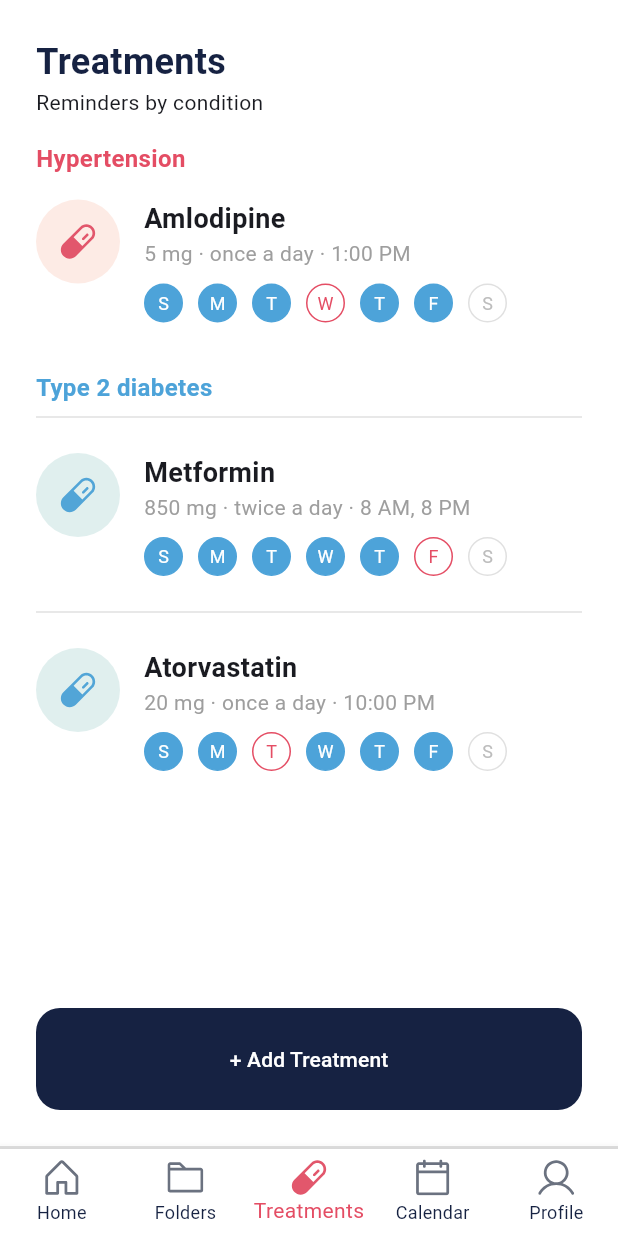
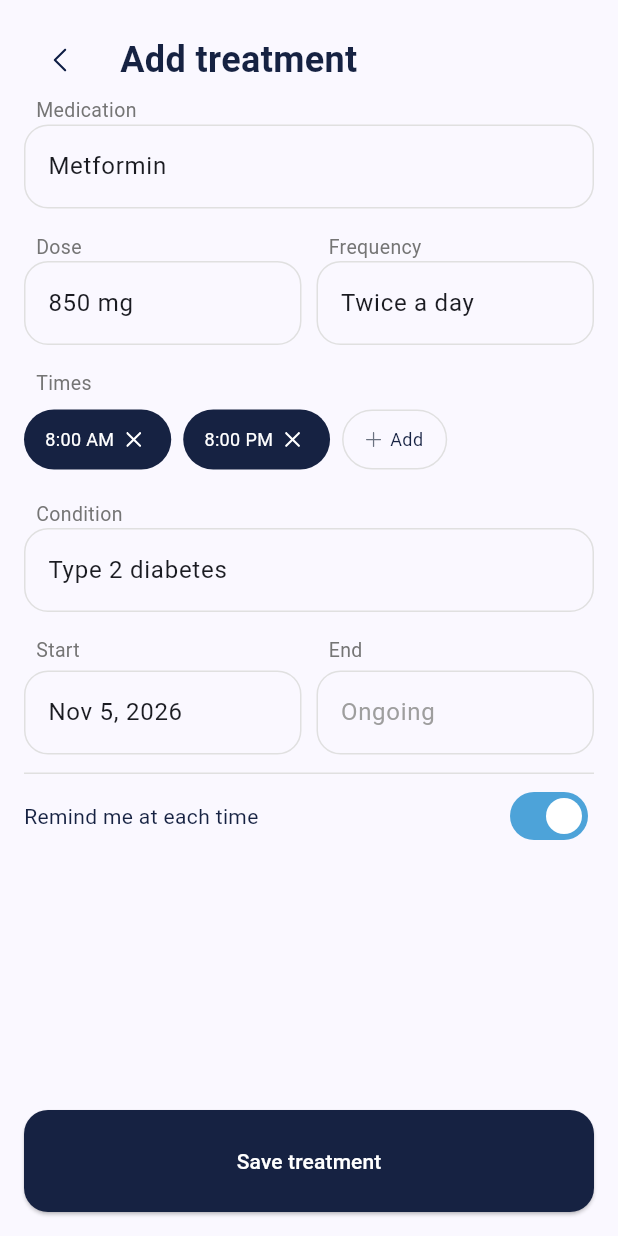
Before and after one commit to SpeedCode210/Heloderma, a Flutter app: the screen it shows after launch, item 3 of the bottom bar chosen, after a tap on "+ Add Treatment", on a phone screen of 412 x 824 dp. Run offline on Flutter 3.47's test engine with Material 3 defaults, Android fonts, the phone set to English and light mode, and no system bars; our stand-ins replace dotted_border, flutter_svg.

Commit message:
add addapointment and addtreatment

```diff
--- /dev/null
+++ b/lib/screens/addTreatment.dart
@@ -0,0 +1,363 @@
+
+import 'package:flutter/material.dart';
+import 'package:heloderma/colors.dart' as HelodermaColors;
+import 'package:heloderma/styles.dart' as Styles;
+import 'package:heloderma/widgets/textfield.dart';
+import '../icons.dart';
+
+class AddTreatmentScreen extends StatefulWidget {
+  const AddTreatmentScreen({super.key});
+
+  @override
+  State<AddTreatmentScreen> createState() => _AddTreatmentState();
+}
+
+class _AddTreatmentState extends State<AddTreatmentScreen> {
+  final TextEditingController _medicationController = TextEditingController(text: 'Metformin');
+  final TextEditingController _doseController =TextEditingController(text: '850 mg');
+  final TextEditingController _frequencyController = TextEditingController(text: 'Twice a day');
+  final TextEditingController _conditionController = TextEditingController(text: 'Type 2 diabetes');
+
+  DateTime _startDate = DateTime(2026, 11, 5);
+  DateTime? _endDate;
+
+  final List<String> _times = ['8:00 AM', '8:00 PM'];
+  bool _remind = true;
+  String _formatDate(DateTime date) {
+    const months = [
+      'Jan', 'Feb', 'Mar', 'Apr', 'May', 'Jun',
+      'Jul', 'Aug', 'Sep', 'Oct', 'Nov', 'Dec',
+    ];
+
+    return '${months[date.month - 1]} ${date.day}, ${date.year}';
+  }
+
+  String _formatTime(TimeOfDay time) {
+    final hour = time.hourOfPeriod == 0 ? 12 : time.hourOfPeriod;
+    final minute = time.minute.toString().padLeft(2, '0');
+    final period = time.period == DayPeriod.am ? 'AM' : 'PM';
+    return '$hour:$minute $period';
+  }
+
+  Future<void> _pickDate({required bool isStart}) async {
+    final initialDate = isStart ? _startDate : (_endDate ?? DateTime.now());
+    final date = await showDatePicker(
+      context: context,
+      initialDate: initialDate,
+      firstDate: DateTime(2020),
+      lastDate: DateTime(2100),
+    );
+    if (date != null) {
+      setState(() {
+        if (isStart) {
+          _startDate = date;
+        } else {
+          _endDate = date;
+        }
+      });
+    }
+  }
+
+  Future<void> _addTime() async {
+    final time = await showTimePicker(
+      context: context,
+      initialTime: TimeOfDay.now(),
+    );
+    if (time != null) {
+      final formattedTime = _formatTime(time);
+      if (!_times.contains(formattedTime)) {
+        setState(() {
+          _times.add(formattedTime);
+        });
+      }
+    }
+  }
+
+  Widget _timeChip(String label) {
+    return Container(
+      height: 40,
+      padding: const EdgeInsets.only(left: 14, right: 20),
+      decoration: BoxDecoration(
+        color: HelodermaColors.darkBlue,
+        borderRadius: BorderRadius.circular(20),
+      ),
+      child: Row(
+        mainAxisSize: MainAxisSize.min,
+        children: [
+          Text(
+            label,
+            style: const TextStyle(
+              color: Colors.white,
+              fontSize: 12,
+            ),
+          ),
+          const SizedBox(width: 8),
+          GestureDetector(
+            onTap: () {
+              setState(() {
+                _times.remove(label);
+              });
+            },
+            child: svgIcon(
+              'assets/ui/close-white.svg',
+              size: 10,
+            ),
+          ),
+        ],
+      ),
+    );
+  }
+
+  Widget _addChip() {
+    return InkWell(
+      borderRadius: BorderRadius.circular(20),
+      onTap: _addTime,
+      child: Container(
+        height: 40,
+        padding: const EdgeInsets.symmetric(horizontal: 15),
+        decoration: BoxDecoration(
+          borderRadius: BorderRadius.circular(20),
+          border: Border.all(color: Colors.grey.shade300),
+        ),
+        child: Row(
+          mainAxisSize: MainAxisSize.min,
+          children: [
+            svgIcon('assets/ui/plus-gray.svg', size: 10),
+            const SizedBox(width: 6),
+            Text(
+              'Add',
+              style: TextStyle(
+                color: HelodermaColors.darkBlue,
+                fontSize: 12,
+              ),
+            ),
+          ],
+        ),
+      ),
+    );
+  }
+
+  Widget _dateField({
+    required String title,
+    required DateTime? date,
+    required VoidCallback onTap,
+    String? hintText,
+  }) {
+    return Column(
+      crossAxisAlignment: CrossAxisAlignment.stretch,
+      children: [
+        Padding(
+          padding: const EdgeInsets.only(left: 8, bottom: 4),
+          child: Text(
+            title,
+            style: TextStyle(
+              fontSize: 13,
+              color: Colors.grey.shade600,
+            ),
+          ),
+        ),
+        TextFormField(
+          key: ValueKey(date),
+          initialValue: date == null ? '' : _formatDate(date),
+          readOnly: true,
+          onTap: onTap,
+          decoration: InputDecoration(
+            hintText: hintText,
+            hintStyle: TextStyle(color: Colors.grey.shade500),
+            border: OutlineInputBorder(
+              borderRadius: BorderRadius.circular(16),
+            ),
+            enabledBorder: OutlineInputBorder(
+              borderRadius: BorderRadius.circular(16),
+              borderSide: BorderSide(color: Colors.grey.shade300),
+            ),
+          ),
+        ),
+      ],
+    );
+  }
+
+  Widget _reminderRow() {
+    return Container(
+      padding: const EdgeInsets.symmetric(vertical: 4),
+      decoration: BoxDecoration(
+        border: Border(
+          top: BorderSide(color: Colors.grey.shade300),
+        ),
+      ),
+      child: Row(
+        children: [
+          Expanded(
+            child: Text(
+              'Remind me at each time',
+              style: TextStyle(
+                color: HelodermaColors.darkBlue,
+                fontSize: 14,
+              ),
+            ),
+          ),
+          Switch(
+            value: _remind,
+            onChanged: (value) {
+              setState(() {
+                _remind = value;
+              });
+            },
+            thumbColor: const WidgetStatePropertyAll(Colors.white),
+            trackColor: WidgetStateProperty.resolveWith(
+              (states) => states.contains(WidgetState.selected)
+                  ? HelodermaColors.blue
+                  : Colors.grey.shade300,
+            ),
+            trackOutlineColor:
+                const WidgetStatePropertyAll(Colors.transparent),
+          ),
+        ],
+      ),
+    );
+  }
+
+  @override
+  void dispose() {
+    _medicationController.dispose();
+    _doseController.dispose();
+    _frequencyController.dispose();
+    _conditionController.dispose();
+    super.dispose();
+  }
+
+  @override
+  Widget build(BuildContext context) {
+    return Scaffold(
+      body: SafeArea(
+        child: Padding(
+          padding: const EdgeInsets.all(16),
+          child: Column(
+            crossAxisAlignment: CrossAxisAlignment.stretch,
+            children: [
+              Row(
+                children: [
+                  IconButton(
+                    icon: svgIcon(
+                      'assets/ui/chevron-left.svg',
+                      size: 16,
+                    ),
+                    onPressed: () => Navigator.pop(context),
+                  ),
+                  const SizedBox(width: 16),
+                  Text('Add treatment', style: Styles.H1),
+                ],
+              ),
+
+              Expanded(
+                child: ListView(
+                  children: [
+                    Form(
+                      child: Column(
+                        crossAxisAlignment: CrossAxisAlignment.stretch,
+                        children: [
+                          helodermaTextField(
+                            title: 'Medication',
+                            controller: _medicationController,
+                          ),
+                          const SizedBox(height: 16),
+
+                          Row(
+                            children: [
+                              Expanded(
+                                child: helodermaTextField(
+                                  title: 'Dose',
+                                  controller: _doseController,
+                                ),
+                              ),
+                              const SizedBox(width: 10),
+                              Expanded(
+                                child: helodermaTextField(
+                                  title: 'Frequency',
+                                  controller: _frequencyController,
+                                ),
+                              ),
+                            ],
+                          ),
+                          const SizedBox(height: 16),
+
+                          Column(
+                            crossAxisAlignment: CrossAxisAlignment.start,
+                            children: [
+                              Padding(
+                                padding: const EdgeInsets.only(
+                                  left: 8,
+                                  bottom: 8,
+                                ),
+                                child: Text(
+                                  'Times',
+                                  style: TextStyle(
+                                    fontSize: 13,
+                                    color: Colors.grey.shade600,
+                                  ),
+                                ),
+                              ),
+                              Wrap(
+                                spacing: 8,
+                                runSpacing: 8,
+                                crossAxisAlignment:
+                                    WrapCrossAlignment.center,
+                                children: [
+                                  for (final time in _times)
+                                    _timeChip(time),
+                                  _addChip(),
+                                ],
+                              ),
+                            ],
+                          ),
+                          const SizedBox(height: 20),
+
+                          helodermaTextField(
+                            title: 'Condition',
+                            controller: _conditionController,
+                          ),
+                          const SizedBox(height: 16),
+
+                          Row(
+                            children: [
+                              Expanded(
+                                child: _dateField(
+                                  title: 'Start',
+                                  date: _startDate,
+                                  onTap: () => _pickDate(isStart: true),
+                                ),
+                              ),
+                              const SizedBox(width: 10),
+                              Expanded(
+                                child: _dateField(
+                                  title: 'End',
+                                  date: _endDate,
+                                  hintText: 'Ongoing',
+                                  onTap: () => _pickDate(isStart: false),
+                                ),
+                              ),
+                            ],
+                          ),
+                          const SizedBox(height: 12),
+                          _reminderRow(),
+                        ],
+                      ),
+                    ),
+                  ],
+                ),
+              ),
+              ElevatedButton(
+                onPressed: () {},
+                style: Styles.blueButtonStyle,
+                child: const Text(
+                  'Save treatment',
+                  style: TextStyle(color: Colors.white),
+                ),
+              ),
+            ],
+          ),
+        ),
+      ),
+    );
+  }
+}
--- a/lib/screens/calandar.dart
+++ b/lib/screens/calandar.dart
@@ -1,6 +1,7 @@
 import 'package:flutter/material.dart';
 import 'package:heloderma/colors.dart' as HelodermaColors;
 import 'package:heloderma/styles.dart' as Styles;
+import 'addAppointment.dart';
 
 import '../icons.dart';
 
@@ -83,7 +84,7 @@ class _CalendarPageState extends State<CalendarPage> {
   }
 
   void _addAppointment() {
-    setState(() {});
+    Navigator.of(context).push(MaterialPageRoute(builder: (_) => const AddAppointmentScreen()));
   }
 
   Widget _dayCell(int day) {
--- a/lib/screens/treatments.dart
+++ b/lib/screens/treatments.dart
@@ -1,6 +1,8 @@
 import 'package:flutter/material.dart';
 import 'package:heloderma/colors.dart' as HelodermaColors;
 import 'package:heloderma/styles.dart' as Styles;
+
+import 'addTreatment.dart';
 
 import '../icons.dart';
 
@@ -100,7 +102,9 @@ class _TreatmentsPageState extends State<TreatmentsPage> {
             child: Padding(
               padding: EdgeInsets.all(16),
               child: svgIcon(
-                iconColor == HelodermaColors.blue ? 'assets/treatments/pill-blue.svg' : 'assets/treatments/pill-red.svg',
+                iconColor == HelodermaColors.blue
+                    ? 'assets/treatments/pill-blue.svg'
+                    : 'assets/treatments/pill-red.svg',
               ),
             ),
           ),
@@ -171,7 +175,9 @@ class _TreatmentsPageState extends State<TreatmentsPage> {
           SizedBox(height: 16),
           FilledButton(
             child: Text('+ Add Treatment'),
-            onPressed: () {},
+            onPressed: () {
+              Navigator.of(context).push(MaterialPageRoute(builder: (_) => const AddTreatmentScreen()));
+            },
             style: Styles.blueButtonStyle,
           ),
         ],
```
Also changed, not shown: lib/data.dart (added, +78 -0 lines), lib/screens/addAppointment.dart (added, +282 -0 lines).
